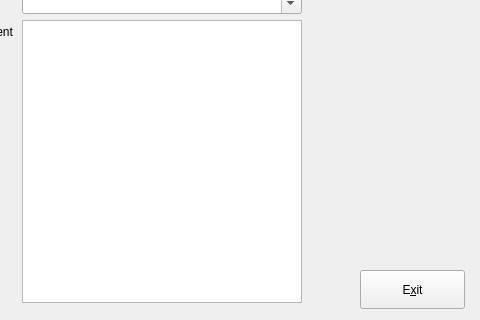
lbase/bpvitals, file addvitals.ui: the form before one commit; both pictures show x 160 to 640 and y 160 to 480 of the 640 by 480 pixel window.
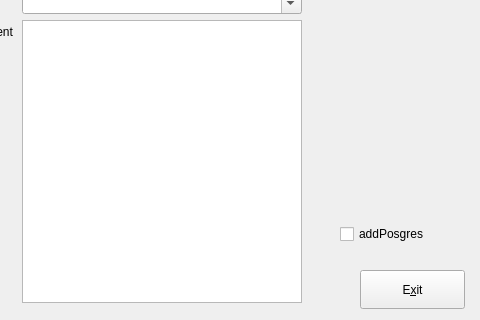
The form after the commit.

Commit message: add postgresql insert if checkox is checked

What changed in the file:
```diff
--- a/addvitals.ui
+++ b/addvitals.ui
@@ -212,6 +212,19 @@
     <string>Insert Only</string>
    </property>
   </widget>
+  <widget class="QCheckBox" name="chkPG">
+   <property name="geometry">
+    <rect>
+     <x>500</x>
+     <y>380</y>
+     <width>111</width>
+     <height>28</height>
+    </rect>
+   </property>
+   <property name="text">
+    <string>addPosgres</string>
+   </property>
+  </widget>
  </widget>
  <tabstops>
   <tabstop>dateTimeEdit</tabstop>
```
The commit also changes 2 other files.
